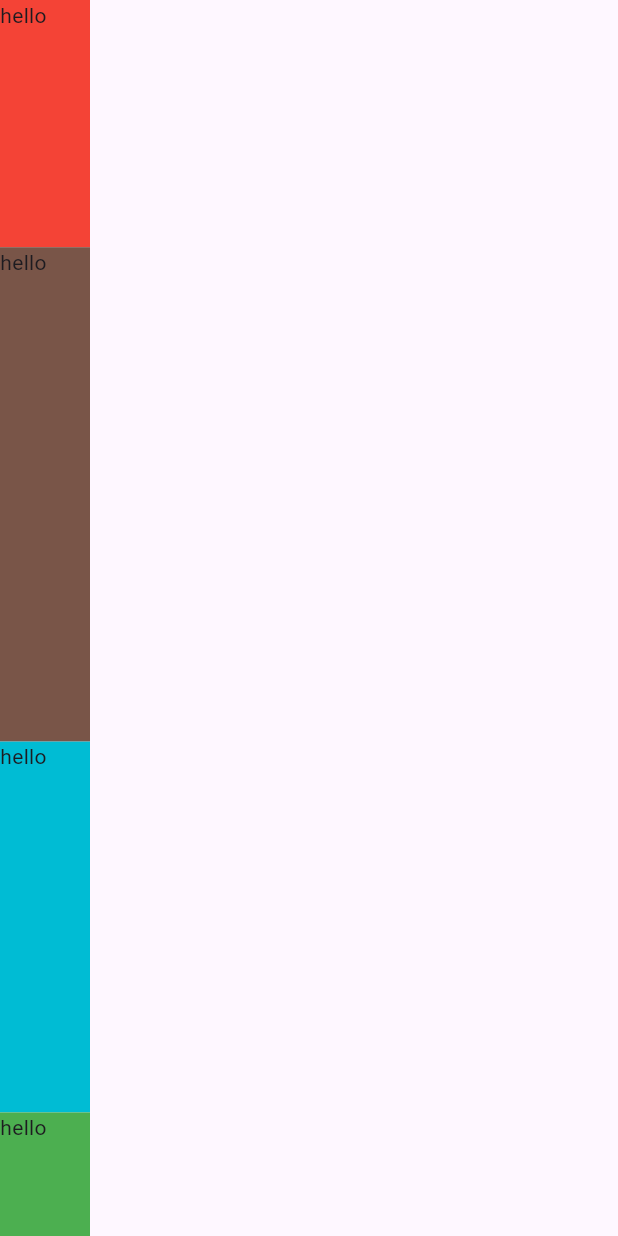
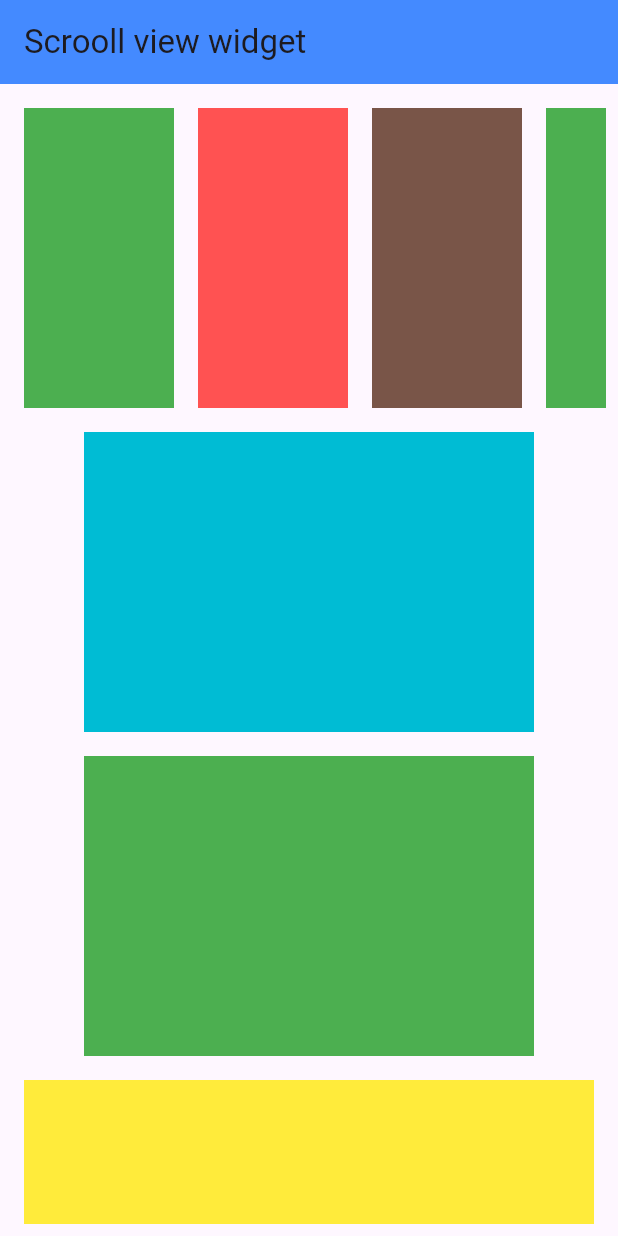
Before and after one commit to pallavipradhan5578/Flutter_practice, a Flutter app: the screen it shows after launch, on a phone screen of 412 x 824 dp. Run offline on Flutter 3.47's test engine with Material 3 defaults, Android fonts, the phone set to English and light mode, and no system bars.

```diff
--- a/lib/Widgets/Exdpanded1.dart
+++ b/lib/Widgets/Exdpanded1.dart
@@ -9,21 +9,103 @@ class Exdpanded1 extends StatefulWidget {
 class _Exdpanded1State extends State<Exdpanded1> {
   @override
   Widget build(BuildContext context) {
-    return Scaffold(body: Column(
-      children: [
-        Expanded(flex: 2,
-            child: Container(width: 60,height:60,color:Colors.red,child: Text("hello"),)),
-        Expanded(flex:4,
-            child: Container(width: 60,height:60,color:Colors.brown,child: Text("hello"),)),
-        Expanded(flex: 3,
-            child: Container(width: 60,height:60,color:Colors.cyan,child: Text("hello"),)),
+    return Scaffold(appBar: AppBar(
+      title: Text('Scrooll view widget'),backgroundColor: Colors.blueAccent,
+    ),
+      body: Padding(
+        padding: const EdgeInsets.all(8.0),
 
-        Expanded(
-            child: Container(width: 60,height:60,color:Colors.green,child: Text("hello"),)),
+        child: SingleChildScrollView(
+          child: Column(
 
-      ],
-    ),
+            children: [SingleChildScrollView(
+              scrollDirection: Axis.horizontal,
+              child: Row(
+                children: [
 
+                  Padding(
+                    padding: const EdgeInsets.all(8.0),
+                    child: Container(
+                      width: 100,
+                      height:200,
+                      color: Colors.green,
+                    ),),Padding(
+                    padding: const EdgeInsets.all(8.0),
+                    child: Container(
+                      width: 100,
+                      height:200,
+                      color: Colors.redAccent,
+                    ),),Padding(
+                    padding: const EdgeInsets.all(8.0),
+                    child: Container(
+                      width: 100,
+                      height:200,
+                      color: Colors.brown,
+                    ),),Padding(
+                    padding: const EdgeInsets.all(8.0),
+                    child: Container(
+                      width: 100,
+                      height:200,
+                      color: Colors.green,
+                    ),),Padding(
+                    padding: const EdgeInsets.all(8.0),
+                    child: Container(
+                      width: 100,
+                      height:200,
+                      color: Colors.grey,
+                    ),),
+                ],
+              ),
+            ),
+              Padding(
+
+                padding: const EdgeInsets.all(8.0),
+                child: Container(
+                  width: 300,
+                  height:200,
+                  color: Colors.cyan,
+                ),
+              ),
+              Padding(
+                padding: const EdgeInsets.all(8.0),
+                child: Container(
+                  width: 300,
+                  height:200,
+                  color: Colors.green,
+                ),
+              ),Padding(
+                padding: const EdgeInsets.all(8.0),
+                child: Container(
+                  width: 400,
+                  height:200,
+                  color: Colors.yellow,
+                ),
+              ),Padding(
+                padding: const EdgeInsets.all(8.0),
+                child: Container(
+                  width: 400,
+                  height:200,
+                  color: Colors.red,
+                ),
+              ),Padding(
+                padding: const EdgeInsets.all(8.0),
+                child: Container(
+                  width: 400,
+                  height:200,
+                  color: Colors.brown ,
+                ),
+              ),Padding(
+                padding: const EdgeInsets.all(8.0),
+                child: Container(
+                  width: 400,
+                  height:200,
+                  color: Colors.orange,
+                ),
+              )
+            ],
+          ),
+        ),
+      ),
     );
   }
 }
```
